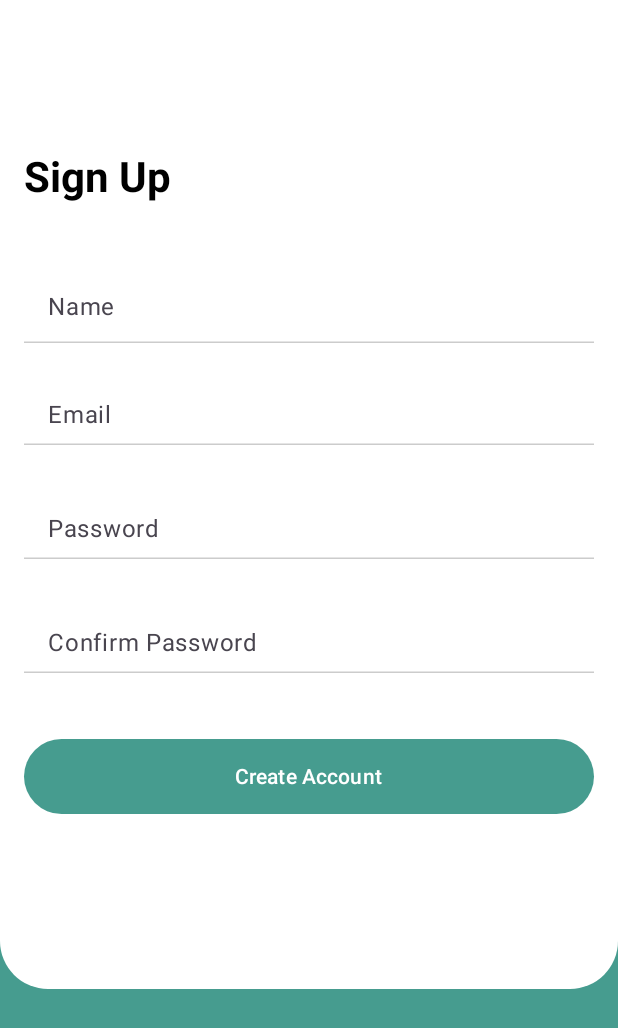
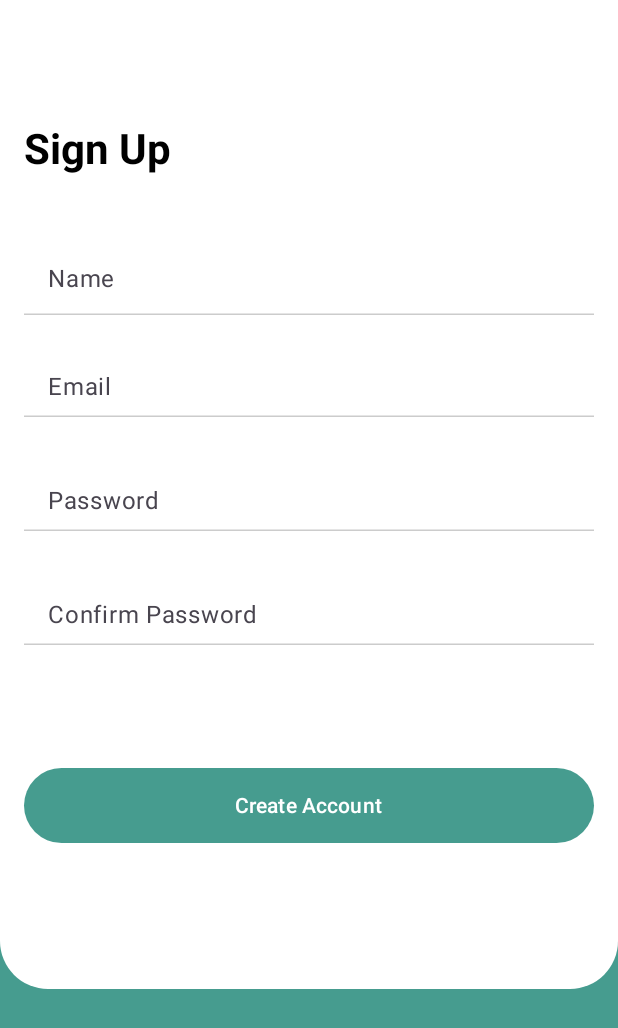
Before and after one commit to Radiatul2005/TBPTB, an Android app built with Jetpack Compose: the @Preview function RegisterScreenPreview, on a phone screen of 412 x 824 dp. Shown: the top 1028 px of the screen. Run offline under Robolectric (Android 15) with nearby library versions, the phone set to English and light mode, and no system bars.

Commit message:
Register Research App 2

```diff
--- a/app/src/main/java/com/example/tbtb/ui/register/RegisterScreen.kt
+++ b/app/src/main/java/com/example/tbtb/ui/register/RegisterScreen.kt
@@ -173,7 +173,7 @@ fun RegisterScreen(
                     singleLine = true
                 )
 
-                Spacer(modifier = Modifier.height(32.dp))
+                Spacer(modifier = Modifier.height(70.dp))
 
                 // Button "Create Account"
                 Button(
```
